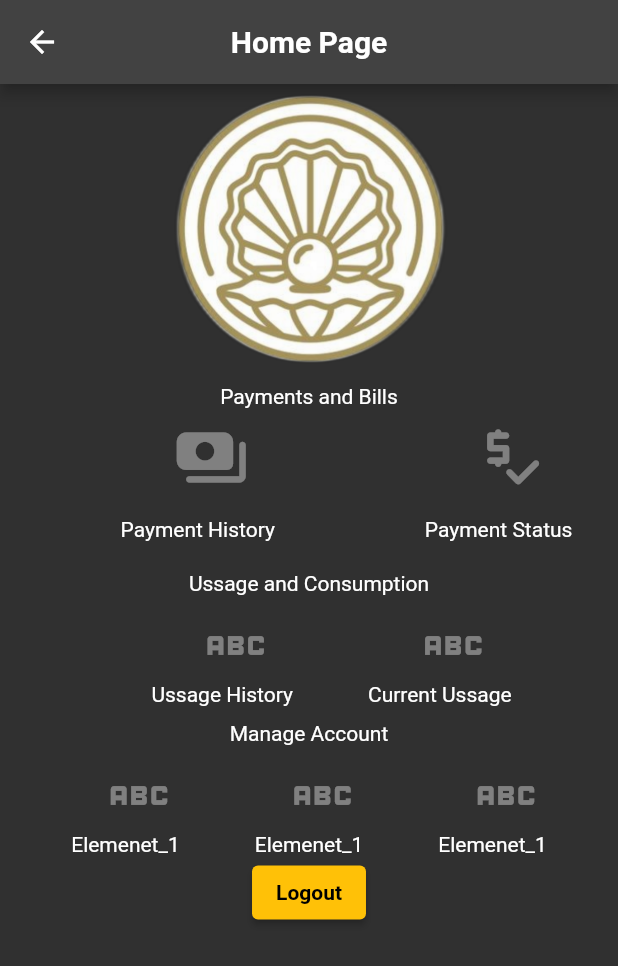
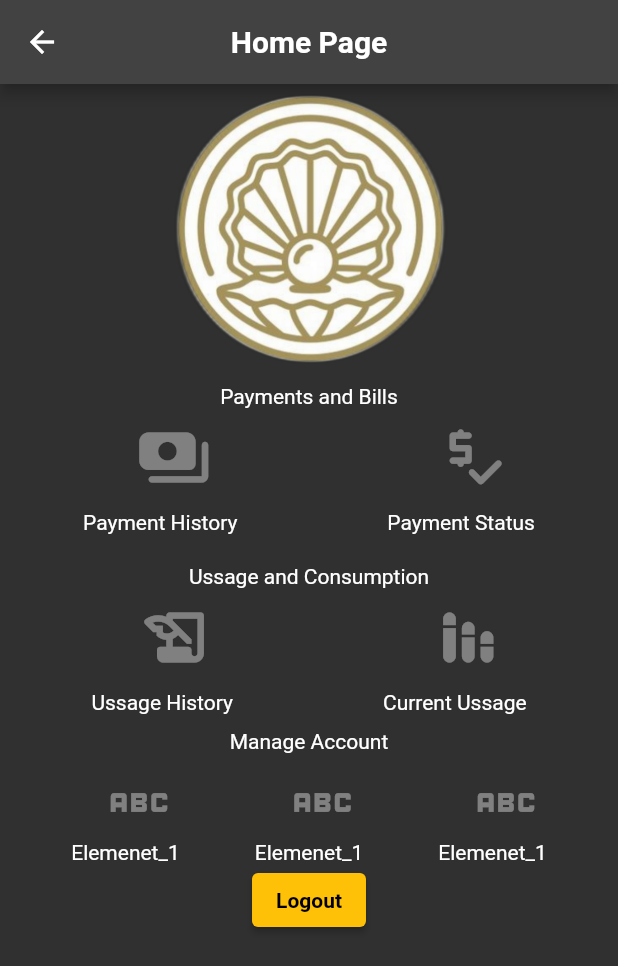
Before and after one commit to nayaksomkar/PearlEnergy, a Flutter app: the HomePage screen opened directly, on a phone screen of 412 x 824 dp. Shown: the top 966 px of the screen. Run offline on Flutter 3.47's test engine with Material 2 defaults, Android fonts, the light colour scheme and no system bars.

Commit message:
modified:   lib/pages/homepage/homepage.dart

```diff
--- a/lib/pages/homepage/homepage.dart
+++ b/lib/pages/homepage/homepage.dart
@@ -36,7 +36,6 @@ class HomePage extends StatelessWidget {
                   mainAxisAlignment: MainAxisAlignment.center,
                   crossAxisAlignment: CrossAxisAlignment.center,
                   children: [
-                    SizedBox(width: 50),
                     Column(
                       mainAxisAlignment: MainAxisAlignment.center,
                       crossAxisAlignment: CrossAxisAlignment.center,
@@ -48,7 +47,7 @@ class HomePage extends StatelessWidget {
                               size: 50,
                             )),
                         SizedBox(
-                          height: 25,
+                          height: 20,
                         ),
                         Text('Payment History')
                       ],
@@ -65,7 +64,7 @@ class HomePage extends StatelessWidget {
                               size: 50,
                             )),
                         SizedBox(
-                          height: 25,
+                          height: 20,
                         ),
                         Text('Payment Status')
                       ],
@@ -80,9 +79,6 @@ class HomePage extends StatelessWidget {
                   mainAxisAlignment: MainAxisAlignment.center,
                   crossAxisAlignment: CrossAxisAlignment.center,
                   children: [
-                    SizedBox(
-                      width: 30,
-                    ),
                     Column(
                       mainAxisAlignment: MainAxisAlignment.center,
                       crossAxisAlignment: CrossAxisAlignment.center,
@@ -90,16 +86,16 @@ class HomePage extends StatelessWidget {
                         IconButton(
                             onPressed: null,
                             icon: Icon(
-                              Icons.abc,
+                              Icons.history_edu_rounded,
                               size: 50,
                             )),
                         SizedBox(
-                          height: 10,
+                          height: 20,
                         ),
                         Text('Ussage History')
                       ],
                     ),
-                    SizedBox(width: 50),
+                    SizedBox(width: 100),
                     Column(
                       mainAxisAlignment: MainAxisAlignment.center,
                       crossAxisAlignment: CrossAxisAlignment.center,
@@ -107,11 +103,11 @@ class HomePage extends StatelessWidget {
                         IconButton(
                             onPressed: null,
                             icon: Icon(
-                              Icons.abc,
+                              Icons.stacked_bar_chart_rounded,
                               size: 50,
                             )),
                         SizedBox(
-                          height: 10,
+                          height: 20,
                         ),
                         Text('Current Ussage')
                       ],
```
